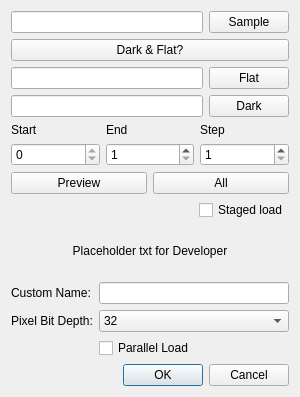
Above: mantidimaging/gui/ui/load_dialog.ui from mantidproject/mantidimaging before the change. Below: the same form after it.
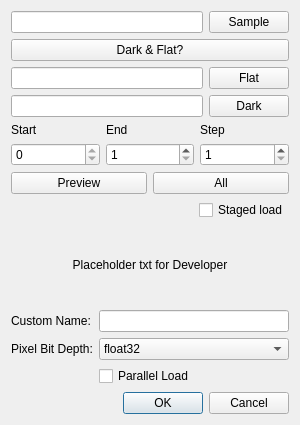
That is the form after the change.

The edit to the form file:
```diff
--- a/mantidimaging/gui/ui/load_dialog.ui
+++ b/mantidimaging/gui/ui/load_dialog.ui
@@ -7,7 +7,7 @@
     <x>0</x>
     <y>0</y>
     <width>300</width>
-    <height>397</height>
+    <height>425</height>
    </rect>
   </property>
   <property name="windowTitle">
@@ -240,7 +240,7 @@
         <bool>false</bool>
        </property>
        <property name="currentIndex">
-        <number>2</number>
+        <number>4</number>
        </property>
        <item>
         <property name="text">
@@ -254,12 +254,22 @@
        </item>
        <item>
         <property name="text">
-         <string>32</string>
+         <string>int32</string>
         </property>
        </item>
        <item>
         <property name="text">
-         <string>64</string>
+         <string>int64</string>
+        </property>
+       </item>
+       <item>
+        <property name="text">
+         <string>float32</string>
+        </property>
+       </item>
+       <item>
+        <property name="text">
+         <string>float64</string>
         </property>
        </item>
       </widget>
```
Left out of the diff: 6 changed lines with no effect on the pictures.
